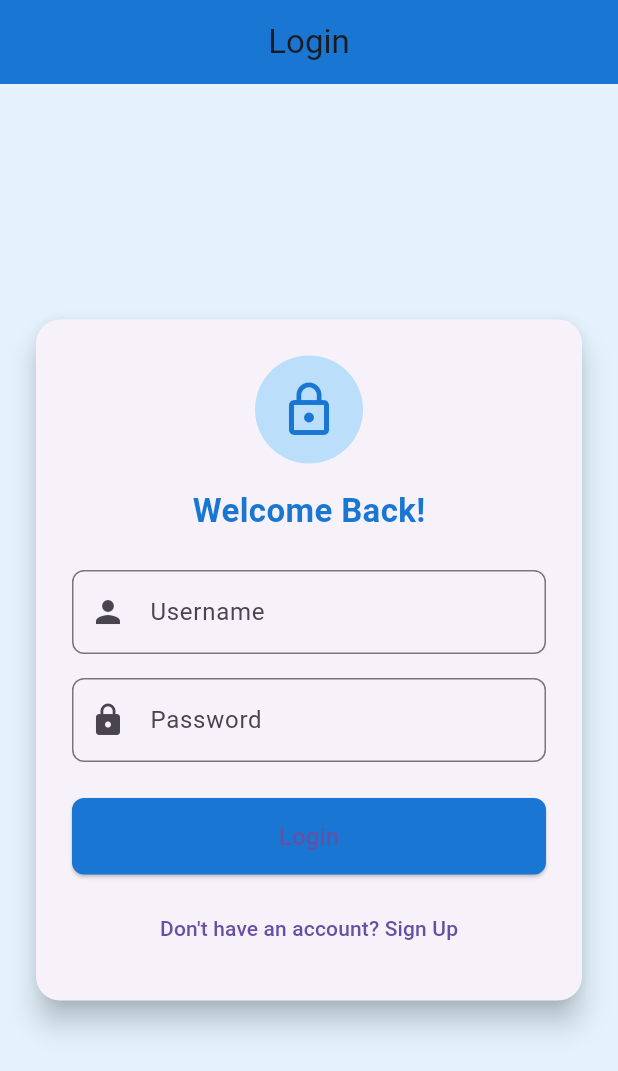
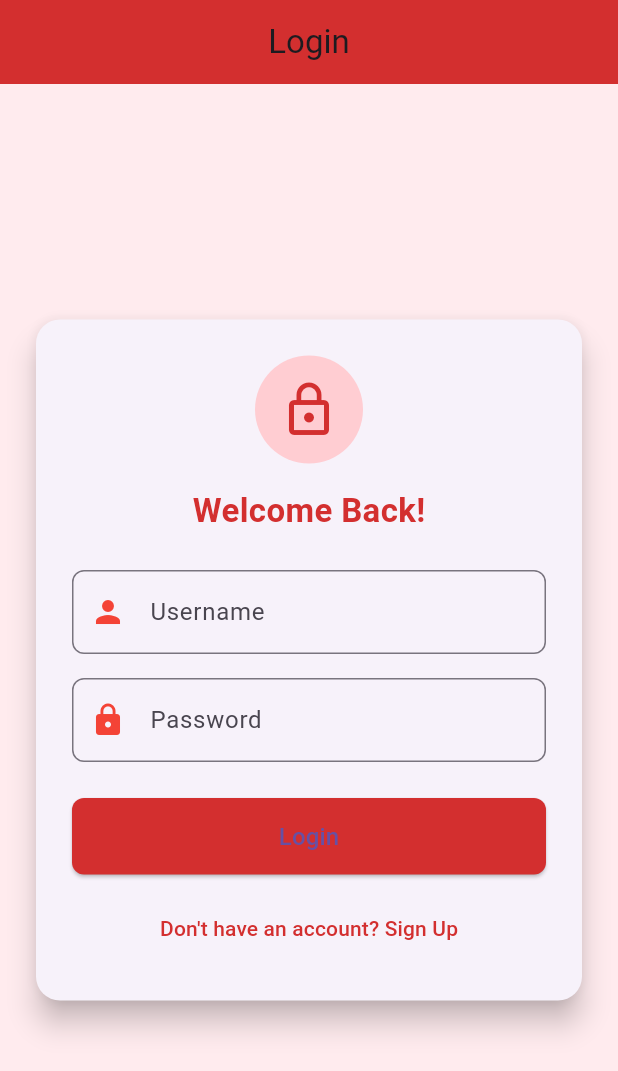
Before and after one commit to nqdat2002/bloc_sharepref, a Flutter app: the screen it shows after launch, on a phone screen of 412 x 824 dp. Shown: the top 1071 px of the screen. Run offline on Flutter 3.47's test engine with Material 3 defaults, Android fonts, the phone set to English and light mode, and no system bars; our stand-ins replace bloc, flutter_bloc, shared_preferences.

Commit message:
fix with red color btn

```diff
--- a/lib/screens/login_screen.dart
+++ b/lib/screens/login_screen.dart
@@ -18,11 +18,11 @@ class _LoginScreenState extends State<LoginScreen> {
   @override
   Widget build(BuildContext context) {
     return Scaffold(
-      backgroundColor: Colors.blue.shade50,
+      backgroundColor: Colors.red.shade50,
       appBar: AppBar(
         title: const Text("Login"),
         centerTitle: true,
-        backgroundColor: Colors.blue.shade700,
+        backgroundColor: Colors.red.shade700,
         elevation: 0,
       ),
       body: BlocConsumer<AuthenticationBloc, AuthenticationState>(
@@ -54,8 +54,8 @@ class _LoginScreenState extends State<LoginScreen> {
                       // Logo hoặc icon
                       CircleAvatar(
                         radius: 36,
-                        backgroundColor: Colors.blue.shade100,
-                        child: Icon(Icons.lock_outline, size: 40, color: Colors.blue.shade700),
+                        backgroundColor: Colors.red.shade100,
+                        child: Icon(Icons.lock_outline, size: 40, color: Colors.red.shade700),
                       ),
                       const SizedBox(height: 16),
                       Text(
@@ -63,7 +63,7 @@ class _LoginScreenState extends State<LoginScreen> {
                         style: TextStyle(
                           fontSize: 22,
                           fontWeight: FontWeight.bold,
-                          color: Colors.blue.shade700,
+                          color: Colors.red.shade700,
                         ),
                       ),
                       const SizedBox(height: 24),
@@ -71,8 +71,12 @@ class _LoginScreenState extends State<LoginScreen> {
                         controller: _usernameController,
                         decoration: InputDecoration(
                           labelText: 'Username',
-                          prefixIcon: Icon(Icons.person),
+                          prefixIcon: Icon(Icons.person, color: Colors.red),
                           border: OutlineInputBorder(borderRadius: BorderRadius.circular(8)),
+                          focusedBorder: OutlineInputBorder(
+                            borderSide: BorderSide(color: Colors.red.shade700),
+                            borderRadius: BorderRadius.circular(8),
+                          ),
                         ),
                       ),
                       const SizedBox(height: 16),
@@ -80,8 +84,12 @@ class _LoginScreenState extends State<LoginScreen> {
                         controller: _passwordController,
                         decoration: InputDecoration(
                           labelText: 'Password',
-                          prefixIcon: Icon(Icons.lock),
+                          prefixIcon: Icon(Icons.lock, color: Colors.red),
                           border: OutlineInputBorder(borderRadius: BorderRadius.circular(8)),
+                          focusedBorder: OutlineInputBorder(
+                            borderSide: BorderSide(color: Colors.red.shade700),
+                            borderRadius: BorderRadius.circular(8),
+                          ),
                         ),
                         obscureText: true,
                       ),
@@ -91,7 +99,7 @@ class _LoginScreenState extends State<LoginScreen> {
                         child: ElevatedButton(
                           style: ElevatedButton.styleFrom(
                             padding: const EdgeInsets.symmetric(vertical: 14),
-                            backgroundColor: Colors.blue.shade700,
+                            backgroundColor: Colors.red.shade700,
                             shape: RoundedRectangleBorder(
                               borderRadius: BorderRadius.circular(8),
                             ),
@@ -113,7 +121,10 @@ class _LoginScreenState extends State<LoginScreen> {
                       const SizedBox(height: 12),
                       TextButton(
                         onPressed: widget.onSwitchToSignUp,
-                        child: const Text("Don't have an account? Sign Up"),
+                        child: Text(
+                          "Don't have an account? Sign Up",
+                          style: TextStyle(color: Colors.red.shade700),
+                        ),
                       ),
                     ],
                   ),
```
Also changed, not shown: lib/screens/signup_screen.dart (+20 -9 lines).
